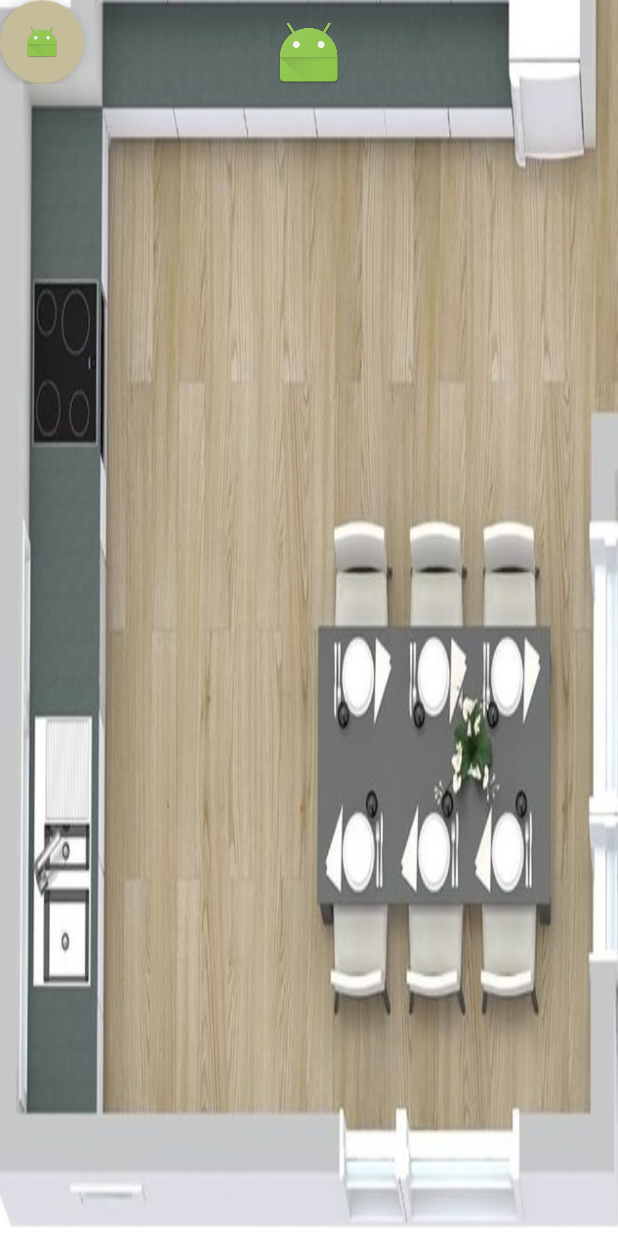
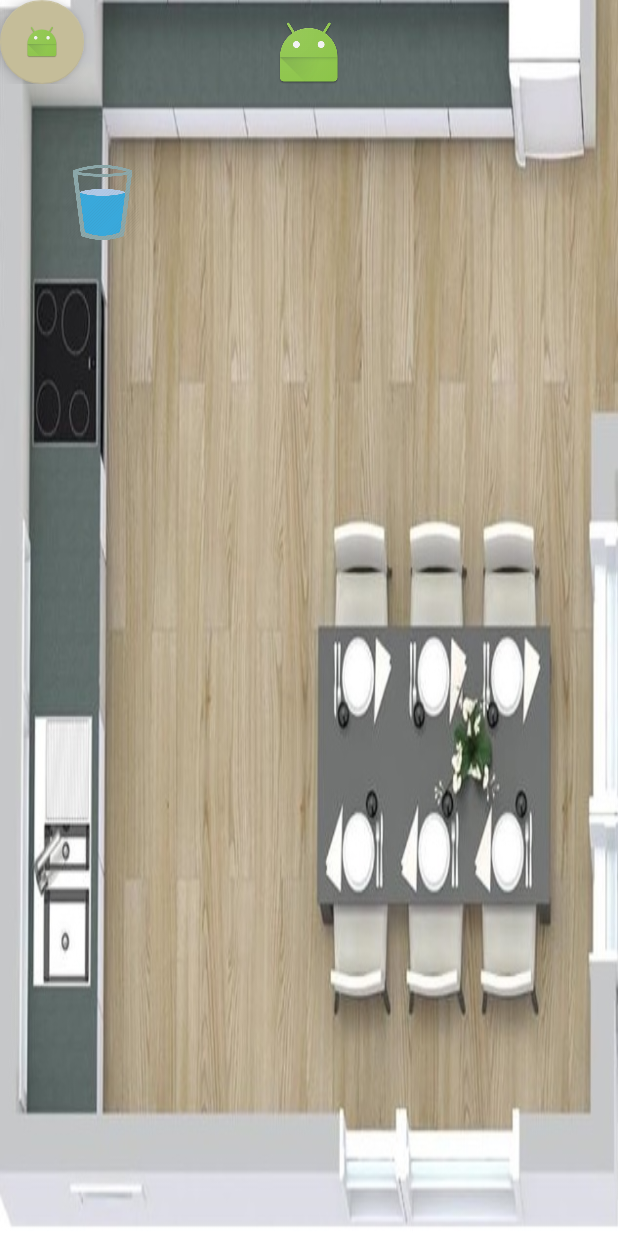
Before and after one commit to Zerakul/SmartyHomey, an Android app: the KitchenActivity screen opened directly, with no data from a screen before it, on a phone screen of 412 x 824 dp. Run offline under Robolectric (Android 15) with nearby library versions, the phone set to English and light mode, and no system bars; libraries missing offline, so code that uses them is left out: com.github.fafaldo.fabtoolbar; plain views replace FABToolbarLayout.

```diff
--- a/app/src/main/AndroidManifest.xml
+++ b/app/src/main/AndroidManifest.xml
@@ -25,9 +25,7 @@
                 <category android:name="android.intent.category.LAUNCHER" />
             </intent-filter>
         </activity>
-        <activity
-            android:name=".LoginActivity"
-            android:label="@string/title_activity_login"></activity>
+
         <activity
             android:name=".BathRoomActivity"
             android:label="BathRoom"></activity>
--- a/app/src/main/res/layout/activity_login.xml
+++ b/app/src/main/res/layout/activity_login.xml
@@ -14,7 +14,8 @@
     <ImageView
         android:layout_width="match_parent"
         android:layout_height="wrap_content"
-        app:srcCompat= "@mipmap/smart_home_logo" />
+        android:src = "@mipmap/smart_home_logo"
+        android:id="@+id/pictha" />
 
     <!-- Login progress -->
     <ProgressBar
--- a/app/src/main/res/layout/kitchen_activity.xml
+++ b/app/src/main/res/layout/kitchen_activity.xml
@@ -6,8 +6,17 @@
     android:layout_width="match_parent"
     android:layout_height="match_parent"
     android:background="@drawable/kitchen"
-    tools:context="com.homey.smarty.smartyhomey.KitchenActivity"
+
     >
+
+
+
+    <FrameLayout
+        android:layout_width="match_parent"
+        android:layout_height="match_parent">
+
+    </FrameLayout>
+
     <com.github.fafaldo.fabtoolbar.widget.FABToolbarLayout
         android:id="@+id/fabtoolbar"
         android:layout_width="match_parent"
@@ -65,8 +74,16 @@
 
         </LinearLayout>
 
+        <ImageView
+            android:layout_width="50dp"
+            android:layout_height="50dp"
+            android:src="@drawable/waterglass"
+            android:layout_marginStart="43dp"
+            android:layout_marginTop="110dp"
+            android:id="@+id/imageView2"
+            android:layout_alignParentTop="true"
+            android:layout_alignParentStart="true" />
 
 
     </com.github.fafaldo.fabtoolbar.widget.FABToolbarLayout>
-
 </RelativeLayout>
```
Also changed, not shown: app/src/main/java/com/homey/smarty/smartyhomey/BathRoomActivity.java (+33 -1 lines), app/src/main/java/com/homey/smarty/smartyhomey/MainActivity.java (+8 -0 lines), app/src/main/res/layout/bath_room_activity.xml (+13 -0 lines), app/src/main/res/drawable/twoelblue.png (added), app/src/main/res/drawable/waterglass.png (added).
